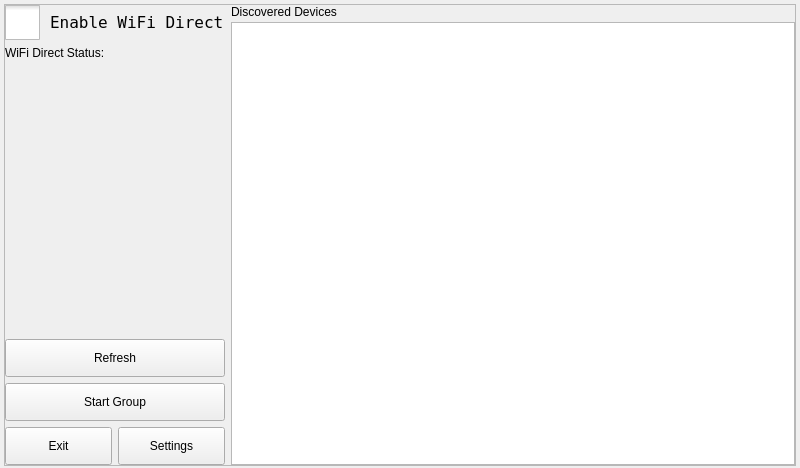
First picture: the form in ui/mainwindow.ui, repository TI-ECS/wifi-direct-demo, before the edit.
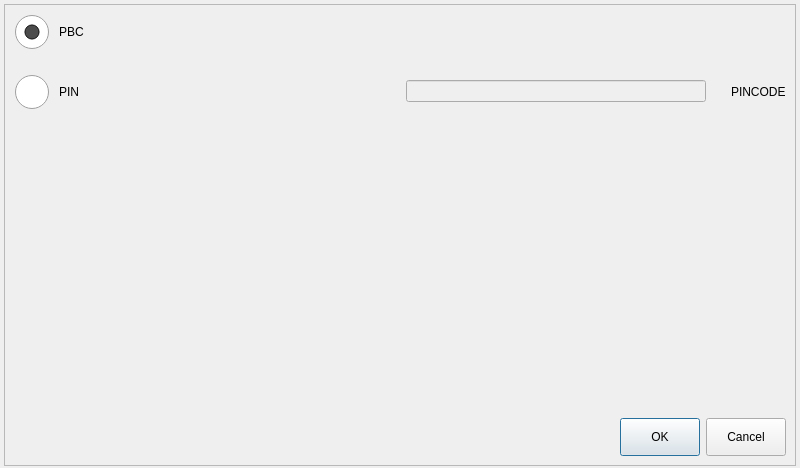
Second picture: the form after the edit. The open tabs and pages were chosen to show the change. Icons and pictures are not drawn.

Commit message:
[ui] Created a new page for connect.
In this new page, it's possible to set
the connect's method (pbc or pin).

Patch:
```diff
--- a/ui/mainwindow.ui
+++ b/ui/mainwindow.ui
@@ -14,14 +14,14 @@
    <string>Form</string>
   </property>
   <property name="styleSheet">
-   <string notr="true">QCheckBox {
+   <string notr="true">QRadioButton, QCheckBox {
 	spacing: 10px;
 }
-QCheckBox::indicator {
+QCheckBox::indicator, QRadioButton::indicator {
     width: 35px;
     height: 35px;
 }
-QLabel, QCheckBox {
+QLabel, QCheckBox, QRadioButton, QListView::item {
     font: 12pt &quot;DejaVu LGC Sans Mono&quot;;
 }
 QScrollBar:vertical {
@@ -222,6 +222,12 @@
    </property>
    <item>
     <widget class="QScrollArea" name="scrollArea">
+     <property name="verticalScrollBarPolicy">
+      <enum>Qt::ScrollBarAlwaysOff</enum>
+     </property>
+     <property name="horizontalScrollBarPolicy">
+      <enum>Qt::ScrollBarAlwaysOff</enum>
+     </property>
      <property name="widgetResizable">
       <bool>true</bool>
      </property>
@@ -360,6 +366,12 @@
              </item>
              <item>
               <widget class="QListView" name="listView">
+               <property name="font">
+                <font>
+                 <family>DejaVu LGC Sans</family>
+                 <pointsize>12</pointsize>
+                </font>
+               </property>
                <property name="verticalScrollBarPolicy">
                 <enum>Qt::ScrollBarAsNeeded</enum>
                </property>
@@ -577,6 +589,81 @@
           <zorder>verticalSpacer_2</zorder>
           <zorder></zorder>
          </widget>
+         <widget class="QWidget" name="connectPage">
+          <layout class="QVBoxLayout" name="verticalLayout_3">
+           <property name="spacing">
+            <number>25</number>
+           </property>
+           <item>
+            <widget class="QRadioButton" name="pbcRadioButton">
+             <property name="text">
+              <string>PBC</string>
+             </property>
+             <property name="checked">
+              <bool>true</bool>
+             </property>
+            </widget>
+           </item>
+           <item>
+            <layout class="QHBoxLayout" name="horizontalLayout_7">
+             <item>
+              <widget class="QRadioButton" name="pinRadioButton">
+               <property name="text">
+                <string>PIN</string>
+               </property>
+              </widget>
+             </item>
+             <item>
+              <spacer name="horizontalSpacer_2">
+               <property name="orientation">
+                <enum>Qt::Horizontal</enum>
+               </property>
+               <property name="sizeHint" stdset="0">
+                <size>
+                 <width>40</width>
+                 <height>20</height>
+                </size>
+               </property>
+              </spacer>
+             </item>
+             <item>
+              <widget class="QLineEdit" name="pinLineEdit">
+               <property name="enabled">
+                <bool>false</bool>
+               </property>
+              </widget>
+             </item>
+             <item>
+              <widget class="QLabel" name="label">
+               <property name="text">
+                <string>PINCODE</string>
+               </property>
+              </widget>
+             </item>
+            </layout>
+           </item>
+           <item>
+            <spacer name="verticalSpacer_3">
+             <property name="orientation">
+              <enum>Qt::Vertical</enum>
+             </property>
+             <property name="sizeHint" stdset="0">
+              <size>
+               <width>20</width>
+               <height>309</height>
+              </size>
+             </property>
+            </spacer>
+           </item>
+           <item>
+            <widget class="QDialogButtonBox" name="connectButtonBox">
+             <property name="standardButtons">
+              <set>QDialogButtonBox::Cancel|QDialogButtonBox::Ok</set>
+             </property>
+            </widget>
+           </item>
+          </layout>
+         </widget>
         </widget>
        </item>
       </layout>
```
Left out of the diff: 98 changed lines with no effect on the pictures. The commit also changes 2 other files.
